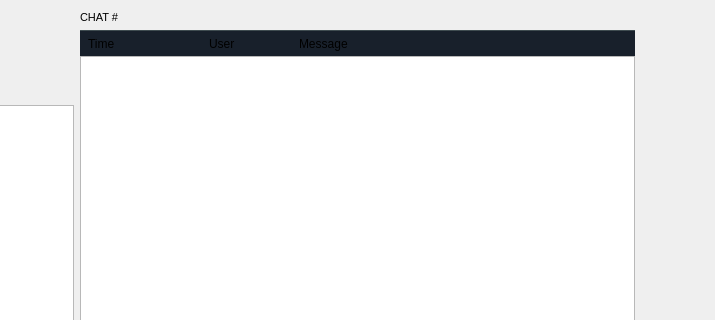
Above: BlockSettleUILib/ChatWidget.ui from BlockSettle/terminal before the change; both pictures show x 113 to 828 and y 0 to 320 of the 1006 by 666 pixel window. Below: the same form after it.
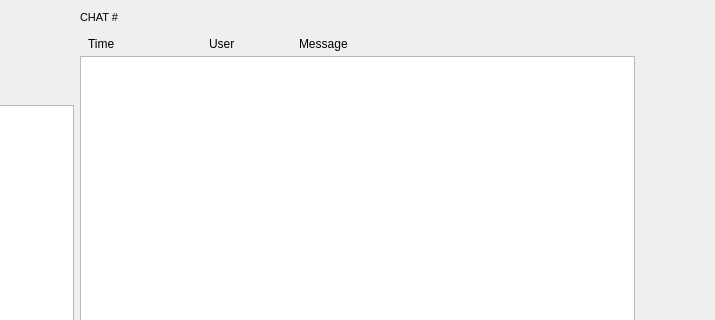
That is the form after the change. Custom widgets are drawn as their Qt base class.

Patch:
```diff
--- a/BlockSettleUILib/ChatWidget.ui
+++ b/BlockSettleUILib/ChatWidget.ui
@@ -302,9 +302,6 @@
                     <height>1</height>
                    </size>
                   </property>
-                  <property name="styleSheet">
-                   <string notr="true">background-color: #3f4c50;</string>
-                  </property>
                  </widget>
                 </item>
                 <item>
@@ -321,9 +318,6 @@
                     <height>25</height>
                    </size>
                   </property>
-                  <property name="styleSheet">
-                   <string notr="true">background-color: #18202b;</string>
-                  </property>
                   <layout class="QHBoxLayout" name="horizontalLayout">
                    <property name="spacing">
                     <number>0</number>
```
Left out of the diff: 2 changed lines with no effect on the pictures.
